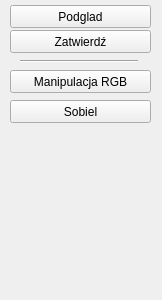
hankav21/edytor_obrazow, file edycja_obrazow/wincyj.ui: the form before one commit.
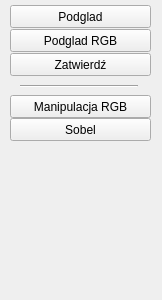
The form after the commit.

Diff of the .ui file:
```diff
--- a/edycja_obrazow/wincyj.ui
+++ b/edycja_obrazow/wincyj.ui
@@ -27,7 +27,7 @@
     <property name="geometry">
      <rect>
       <x>10</x>
-      <y>70</y>
+      <y>95</y>
       <width>141</width>
       <height>23</height>
      </rect>
@@ -40,13 +40,13 @@
     <property name="geometry">
      <rect>
       <x>10</x>
-      <y>100</y>
+      <y>118</y>
       <width>141</width>
       <height>23</height>
      </rect>
     </property>
     <property name="text">
-     <string>Sobiel</string>
+     <string>Sobel</string>
     </property>
    </widget>
    <widget class="QPushButton" name="pushButton_Podglad">
@@ -66,7 +66,7 @@
     <property name="geometry">
      <rect>
       <x>10</x>
-      <y>30</y>
+      <y>53</y>
       <width>141</width>
       <height>23</height>
      </rect>
@@ -79,7 +79,7 @@
     <property name="geometry">
      <rect>
       <x>20</x>
-      <y>60</y>
+      <y>85</y>
       <width>118</width>
       <height>3</height>
      </rect>
@@ -88,6 +88,19 @@
      <enum>Qt::Horizontal</enum>
     </property>
    </widget>
+   <widget class="QPushButton" name="pushButton_Podglad_RGB">
+    <property name="geometry">
+     <rect>
+      <x>10</x>
+      <y>29</y>
+      <width>141</width>
+      <height>23</height>
+     </rect>
+    </property>
+    <property name="text">
+     <string>Podglad RGB</string>
+    </property>
+   </widget>
   </widget>
  </widget>
  <resources/>
```
Left out of the diff: 2 changed lines with no effect on the pictures.
